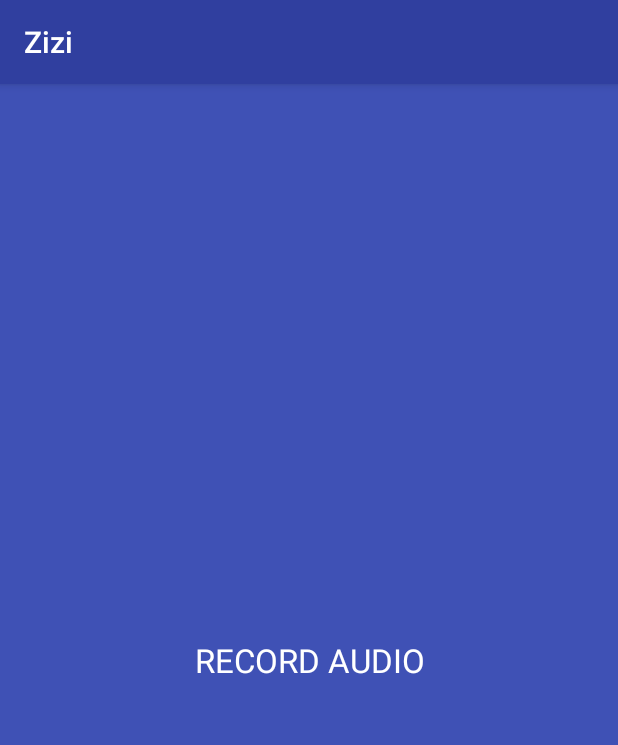
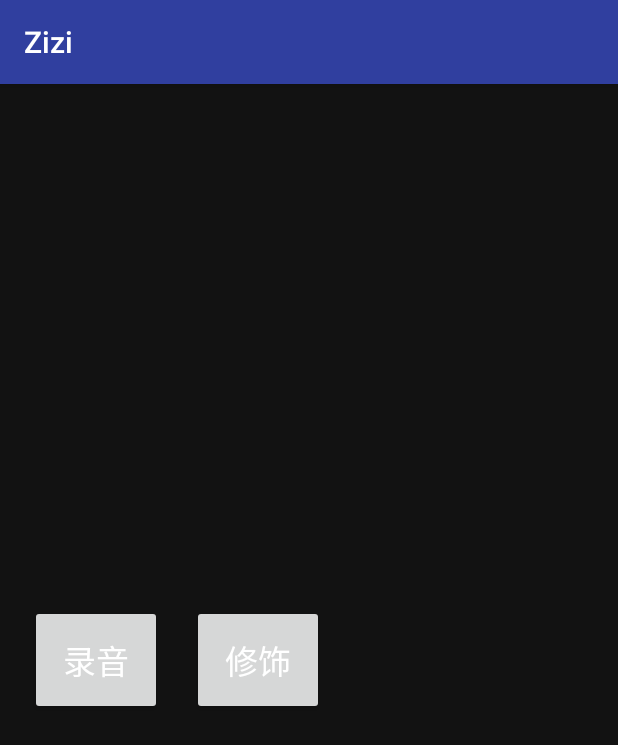
Before and after one commit to ZiziDeveloper/Qmusic, an Android app: the screen it shows after launch (MainActivity), on a phone screen of 412 x 824 dp. Shown: the top 745 px of the screen. Run offline under Robolectric (Android 15) with nearby library versions, the phone set to English and light mode, and no system bars.

Commit message:
[update]:UI基调与相关icon

```diff
--- a/app/src/main/res/layout/activity_audio_recorder.xml
+++ b/app/src/main/res/layout/activity_audio_recorder.xml
@@ -5,7 +5,7 @@
     android:layout_width="match_parent"
     android:layout_height="match_parent"
     android:orientation="vertical"
-    android:background="@color/color_ffc341"
+    android:background="@color/color_121212"
     android:gravity="center">
 
     <LinearLayout
@@ -79,7 +79,7 @@
             android:layout_margin="15dp"
             android:padding="10dp"
             android:scaleType="fitCenter"
-            android:src="@drawable/aar_ic_rec"
+            android:src="@drawable/ic_record"
             android:onClick="toggleRecording"
             style="@style/Widget.AppCompat.Button.Borderless"/>
 
@@ -93,7 +93,7 @@
             android:layout_marginTop="50dp"
             android:padding="10dp"
             android:scaleType="fitCenter"
-            android:src="@drawable/aar_ic_play"
+            android:src="@drawable/ic_play"
             android:onClick="togglePlaying"
             style="@style/Widget.AppCompat.Button.Borderless"/>
 
--- a/app/src/main/res/layout/activity_main.xml
+++ b/app/src/main/res/layout/activity_main.xml
@@ -4,17 +4,31 @@
     xmlns:tools="http://schemas.android.com/tools"
     android:layout_width="match_parent"
     android:layout_height="match_parent"
-    android:background="@color/colorPrimary">
+    android:background="@color/color_121212">
 
     <Button
+        android:id="@+id/btn_record_audio"
         android:layout_width="wrap_content"
         android:layout_height="wrap_content"
-        android:layout_centerInParent="true"
+        android:layout_centerVertical="true"
         android:padding="20dp"
-        android:text="RECORD AUDIO"
+        android:text="录音"
         android:textAppearance="@style/TextAppearance.AppCompat.Large"
         android:textColor="@android:color/white"
         android:onClick="recordAudio"
-        style="@style/Widget.AppCompat.Button.Borderless"/>
+        android:layout_marginLeft="20dp"
+        />
+    <Button
+        android:id="@+id/btn_edit_audio"
+        android:layout_width="wrap_content"
+        android:layout_height="wrap_content"
+        android:layout_centerVertical="true"
+        android:padding="20dp"
+        android:text="修饰"
+        android:layout_toEndOf="@id/btn_record_audio"
+        android:textAppearance="@style/TextAppearance.AppCompat.Large"
+        android:textColor="@android:color/white"
+        android:layout_marginLeft="20dp"
+        />
 
 </RelativeLayout>
--- a/app/src/main/res/values/colors.xml
+++ b/app/src/main/res/values/colors.xml
@@ -4,11 +4,18 @@
     <color name="colorPrimaryDark">#303F9F</color>
     <color name="colorAccent">#FF4081</color>
 
-    <color name="recorder_bg">#F4511E</color>
+    <color name="recorder_bg">#121212</color>
 
     <color name="color_ffffff">#ffffff</color>
 
     <color name="color_ffc341">#FFC341</color>
+    <color name="color_121212">#121212</color>
+    <!-- icon基调颜色   -->
+    <color name="color_icon">#FFD536</color>
+    <!-- icon第二颜色   -->
+    <color name="color_icon_second">#59C2FE</color>
+
+
 
     <color name="waveform_selected">#33b5e5</color>
     <color name="waveform_unselected">#195a72</color>
--- a/app/src/main/res/values/dimens.xml
+++ b/app/src/main/res/values/dimens.xml
@@ -2,5 +2,5 @@
 <resources>
     <dimen name="aar_wave_height">60dp</dimen>
     <dimen name="aar_bubble_size">30dp</dimen>
-    <dimen name="aar_footer_height">200dp</dimen>
+    <dimen name="aar_footer_height">100dp</dimen>
 </resources>
```
Also changed, not shown: app/src/main/java/com/zizi/qmusic/record/AudioRecorderActivity.java (+7 -7 lines), app/src/main/res/drawable-xxhdpi/play.png (deleted), app/src/main/res/drawable-xxhdpi/record.png (deleted), app/src/main/res/drawable/aar_ic_pause.png (deleted), app/src/main/res/drawable/aar_ic_play.png (deleted), app/src/main/res/drawable/aar_ic_rec.png (deleted), app/src/main/res/drawable/aar_ic_stop.png (deleted), app/src/main/res/drawable/ic_pause.png (added), app/src/main/res/drawable/ic_play.png (added), app/src/main/res/drawable/ic_record.png (added), app/src/main/res/drawable/ic_stop.png (added).
